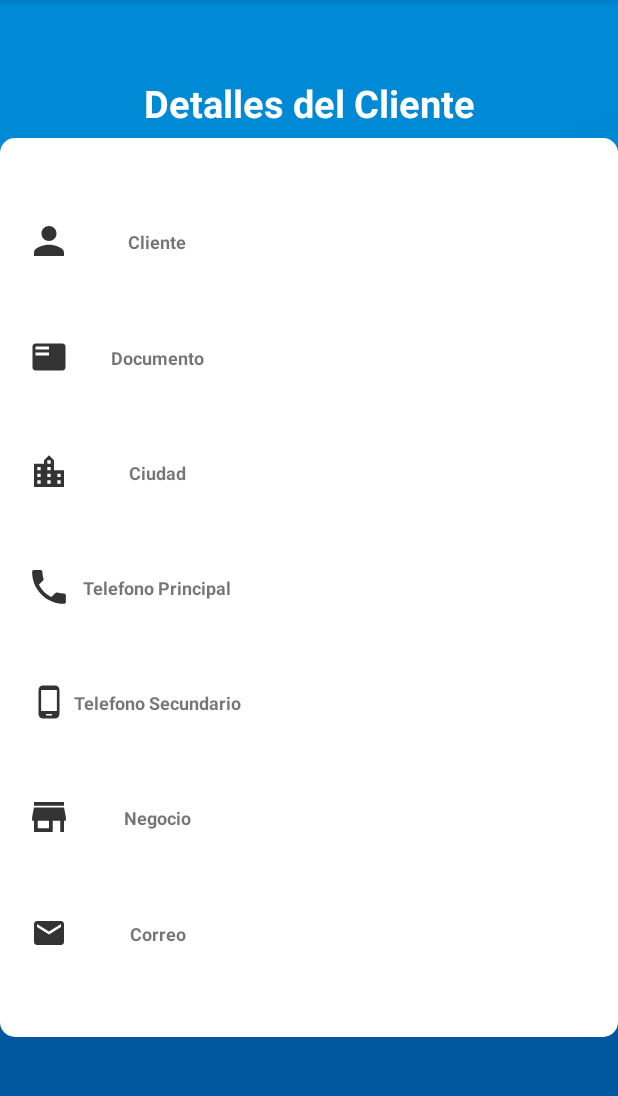
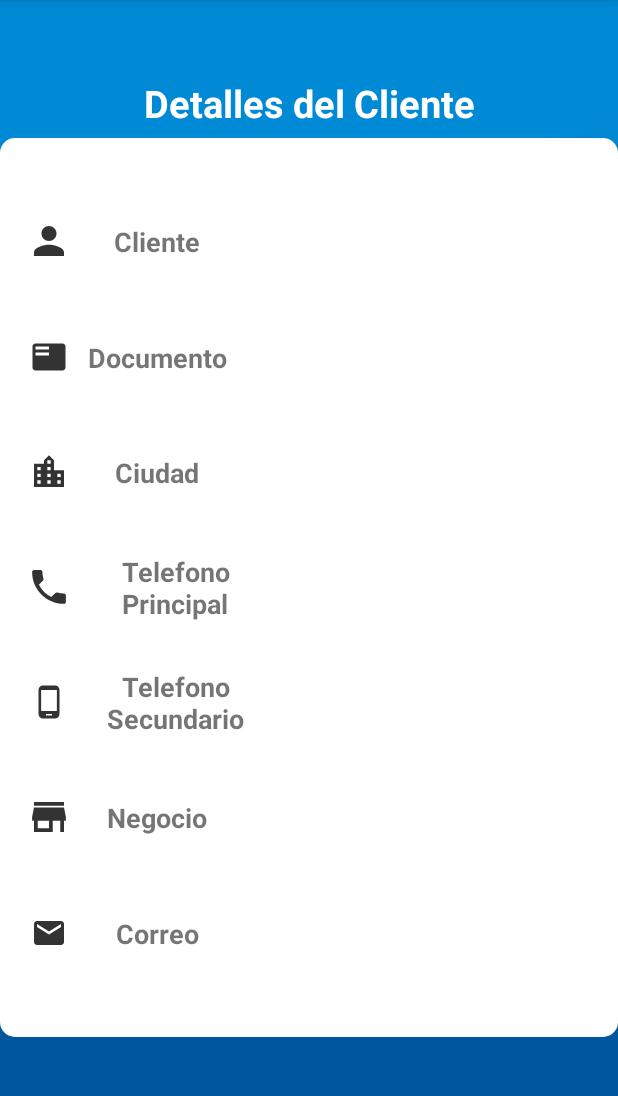
Before and after one commit to ewnarvaez/pickingApp, an Android app: the ClientDetailActivity screen opened directly, with no data from a screen before it, on a phone screen of 412 x 824 dp, the part 84-1180 px from its top. Run offline under Robolectric (Android 15) with nearby library versions, the phone set to English and light mode, and no system bars; 7 statements that could not run were skipped.

Commit message:
cambie tamaño de texto

```diff
--- a/app/src/main/res/layout-land/activity_client_detail.xml
+++ b/app/src/main/res/layout-land/activity_client_detail.xml
@@ -54,6 +54,8 @@
         android:layout_width="0dp"
         android:layout_height="0dp"
         android:text=""
+        android:textSize="18sp"
+        android:gravity="center"
         android:textColor="@color/Black"
         app:layout_constraintBottom_toTopOf="@+id/guideline22"
         app:layout_constraintEnd_toStartOf="@+id/guideline18"
@@ -80,6 +82,8 @@
         android:layout_width="0dp"
         android:layout_height="0dp"
         android:text=""
+        android:textSize="18sp"
+        android:gravity="center"
         android:textColor="@color/Black"
         app:layout_constraintBottom_toTopOf="@+id/guideline24"
         app:layout_constraintEnd_toStartOf="@+id/guideline18"
@@ -91,6 +95,8 @@
         android:layout_width="0dp"
         android:layout_height="0dp"
         android:text=""
+        android:textSize="18sp"
+        android:gravity="center"
         android:textColor="@color/Black"
         app:layout_constraintBottom_toTopOf="@+id/guideline26"
         app:layout_constraintEnd_toStartOf="@+id/guideline18"
@@ -117,6 +123,8 @@
         android:layout_width="0dp"
         android:layout_height="0dp"
         android:text=""
+        android:textSize="18sp"
+        android:gravity="center"
         android:textColor="@color/Black"
         app:layout_constraintBottom_toTopOf="@+id/guideline28"
         app:layout_constraintEnd_toStartOf="@+id/guideline18"
@@ -143,6 +151,8 @@
         android:layout_width="0dp"
         android:layout_height="0dp"
         android:text=""
+        android:textSize="18sp"
+        android:gravity="center"
         android:textColor="@color/Black"
         app:layout_constraintBottom_toTopOf="@+id/guideline30"
         app:layout_constraintEnd_toStartOf="@+id/guideline18"
@@ -170,6 +180,8 @@
         android:layout_height="0dp"
         android:text=""
         android:textColor="@color/Black"
+        android:textSize="18sp"
+        android:gravity="center"
         app:layout_constraintBottom_toTopOf="@+id/guideline32"
         app:layout_constraintEnd_toStartOf="@+id/guideline18"
         app:layout_constraintStart_toStartOf="@+id/guideline9"
@@ -197,6 +209,8 @@
         android:layout_height="0dp"
         android:text=""
         android:textColor="@color/Black"
+        android:textSize="18sp"
+        android:gravity="center"
         app:layout_constraintBottom_toTopOf="@+id/guideline34"
         app:layout_constraintEnd_toStartOf="@+id/guideline18"
         app:layout_constraintHorizontal_bias="0.0"
--- a/app/src/main/res/layout/activity_client_detail.xml
+++ b/app/src/main/res/layout/activity_client_detail.xml
@@ -45,7 +45,7 @@
         android:ems="10"
         android:gravity="center"
         android:text="@string/client"
-        android:textSize="12sp"
+        android:textSize="18sp"
         android:textStyle="bold"
         app:layout_constraintBottom_toTopOf="@+id/guideline22"
         app:layout_constraintEnd_toStartOf="@+id/guideline7"
@@ -58,7 +58,7 @@
         android:layout_height="0dp"
         android:text=""
         android:gravity="center"
-        android:textSize="12sp"
+        android:textSize="18sp"
         android:textColor="@color/Black"
         app:layout_constraintBottom_toTopOf="@+id/guideline22"
         app:layout_constraintEnd_toStartOf="@+id/guideline18"
@@ -73,7 +73,7 @@
         android:ems="10"
         android:gravity="center"
         android:text="@string/document"
-        android:textSize="12sp"
+        android:textSize="18sp"
         android:textStyle="bold"
         app:layout_constraintBottom_toTopOf="@+id/guideline24"
         app:layout_constraintEnd_toStartOf="@+id/guideline7"
@@ -85,7 +85,7 @@
         android:layout_width="0dp"
         android:layout_height="0dp"
         android:text=""
-        android:textSize="12sp"
+        android:textSize="18sp"
         android:gravity="center"
         android:textColor="@color/Black"
         app:layout_constraintBottom_toTopOf="@+id/guideline24"
@@ -98,7 +98,7 @@
         android:layout_width="0dp"
         android:layout_height="0dp"
         android:text=""
-        android:textSize="12sp"
+        android:textSize="18sp"
         android:gravity="center"
         android:textColor="@color/Black"
         app:layout_constraintBottom_toTopOf="@+id/guideline26"
@@ -114,7 +114,7 @@
         android:ems="10"
         android:gravity="center"
         android:text="@string/city"
-        android:textSize="12sp"
+        android:textSize="18sp"
         android:textStyle="bold"
         app:layout_constraintBottom_toTopOf="@+id/guideline26"
         app:layout_constraintEnd_toStartOf="@+id/guideline7"
@@ -127,7 +127,7 @@
         android:layout_height="0dp"
         android:text=""
         android:gravity="center"
-        android:textSize="12sp"
+        android:textSize="18sp"
         android:textColor="@color/Black"
         app:layout_constraintBottom_toTopOf="@+id/guideline28"
         app:layout_constraintEnd_toStartOf="@+id/guideline18"
@@ -142,10 +142,10 @@
         android:ems="10"
         android:gravity="center"
         android:text="@string/main_phone"
-        android:textSize="12sp"
+        android:textSize="18sp"
         android:textStyle="bold"
         app:layout_constraintBottom_toTopOf="@+id/guideline28"
-        app:layout_constraintEnd_toStartOf="@+id/guideline7"
+        app:layout_constraintEnd_toStartOf="@+id/guideline8"
         app:layout_constraintStart_toStartOf="@+id/guideline"
         app:layout_constraintTop_toTopOf="@+id/guideline27" />
 
@@ -155,7 +155,7 @@
         android:layout_height="0dp"
         android:text=""
         android:gravity="center"
-        android:textSize="12sp"
+        android:textSize="18sp"
         android:textColor="@color/Black"
         app:layout_constraintBottom_toTopOf="@+id/guideline30"
         app:layout_constraintEnd_toStartOf="@+id/guideline18"
@@ -170,10 +170,10 @@
         android:ems="10"
         android:gravity="center"
         android:text="@string/secondary_phone"
-        android:textSize="12sp"
+        android:textSize="18sp"
         android:textStyle="bold"
         app:layout_constraintBottom_toTopOf="@+id/guideline30"
-        app:layout_constraintEnd_toStartOf="@+id/guideline7"
+        app:layout_constraintEnd_toStartOf="@+id/guideline8"
         app:layout_constraintStart_toStartOf="@+id/guideline"
         app:layout_constraintTop_toTopOf="@+id/guideline29" />
 
@@ -184,7 +184,7 @@
         android:text=""
         android:gravity="center"
         android:textColor="@color/Black"
-        android:textSize="12sp"
+        android:textSize="18sp"
         app:layout_constraintBottom_toTopOf="@+id/guideline32"
         app:layout_constraintEnd_toStartOf="@+id/guideline18"
         app:layout_constraintStart_toStartOf="@+id/guideline9"
@@ -198,7 +198,7 @@
         android:ems="10"
         android:gravity="center"
         android:text="@string/business"
-        android:textSize="12sp"
+        android:textSize="18sp"
         android:textStyle="bold"
         app:layout_constraintBottom_toTopOf="@+id/guideline32"
         app:layout_constraintEnd_toStartOf="@+id/guideline7"
@@ -213,7 +213,7 @@
         android:layout_height="0dp"
         android:text=""
         android:gravity="center"
-        android:textSize="12sp"
+        android:textSize="18sp"
         android:textColor="@color/Black"
         app:layout_constraintBottom_toTopOf="@+id/guideline34"
         app:layout_constraintEnd_toStartOf="@+id/guideline18"
@@ -228,7 +228,7 @@
         android:ems="10"
         android:gravity="center"
         android:text="@string/mail"
-        android:textSize="12sp"
+        android:textSize="18sp"
         android:textStyle="bold"
         app:layout_constraintBottom_toTopOf="@+id/guideline34"
         app:layout_constraintEnd_toStartOf="@+id/guideline7"
```
